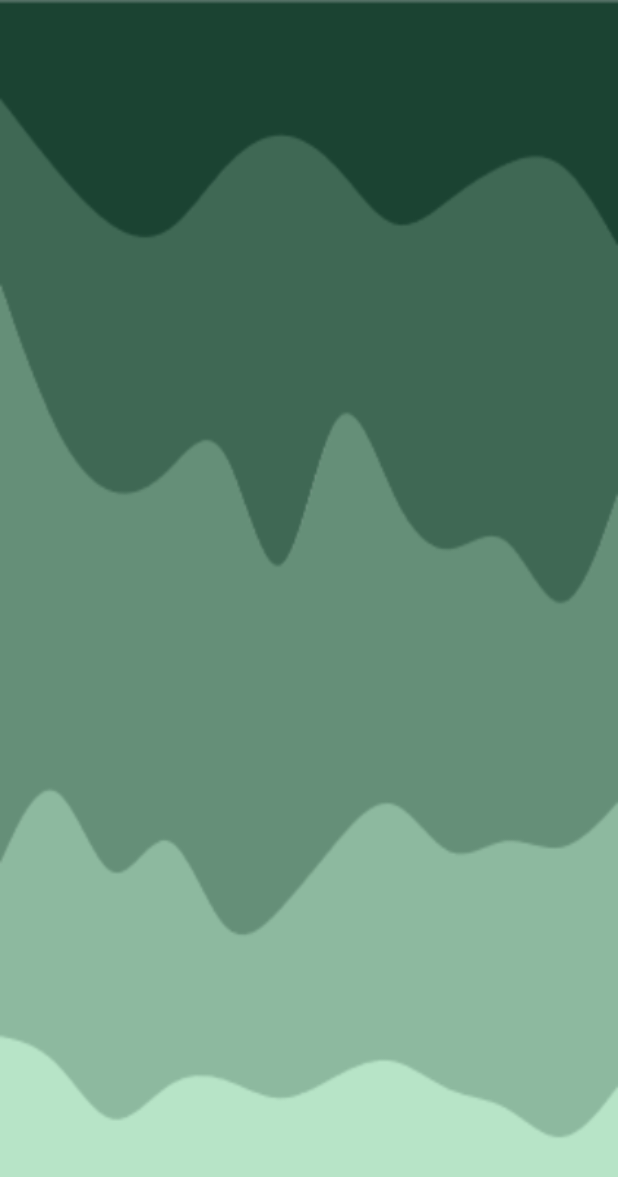
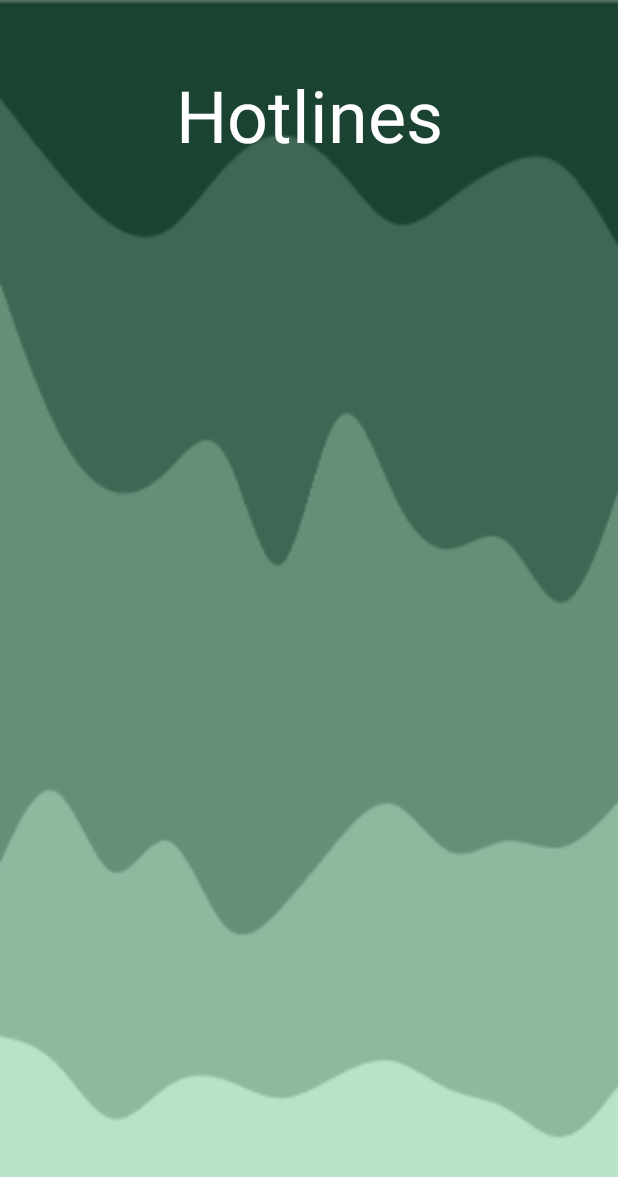
Before and after one commit to PTFinalProject/solitude, an Android app: the hotlinePage screen opened directly, with no data from a screen before it, on a phone screen of 412 x 824 dp. Shown: the top 1177 px of the screen. Run offline under Robolectric (Android 15) with nearby library versions, the phone set to English and light mode, and no system bars.

Commit message:
Added hotlines_page.xml and hotlinePage.java and added guides in README file for changing the background to an image and making a button go next page

```diff
--- a/app/src/main/res/layout/hotlines_page.xml
+++ b/app/src/main/res/layout/hotlines_page.xml
@@ -4,4 +4,17 @@
     xmlns:tools="http://schemas.android.com/tools"
     android:layout_width="match_parent"
     android:layout_height="match_parent"
-    android:background="@drawable/tranquilitybg"/>
+    android:background="@drawable/tranquilitybg">
+
+    <TextView
+        android:id="@+id/textView2"
+        android:layout_width="wrap_content"
+        android:layout_height="wrap_content"
+        android:layout_marginTop="44dp"
+        android:text="Hotlines"
+        android:textColor="#FFFFFF"
+        android:textSize="48sp"
+        app:layout_constraintEnd_toEndOf="parent"
+        app:layout_constraintStart_toStartOf="parent"
+        app:layout_constraintTop_toTopOf="parent" />
+</androidx.constraintlayout.widget.ConstraintLayout>
```
Also changed, not shown: 2 other files.
